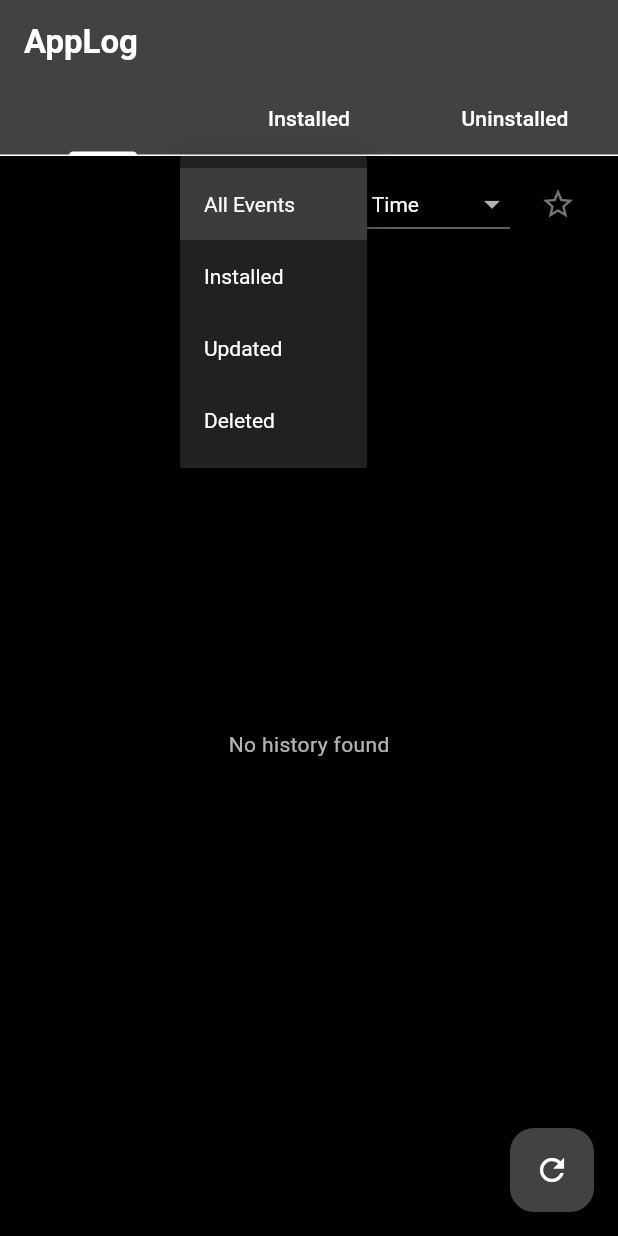
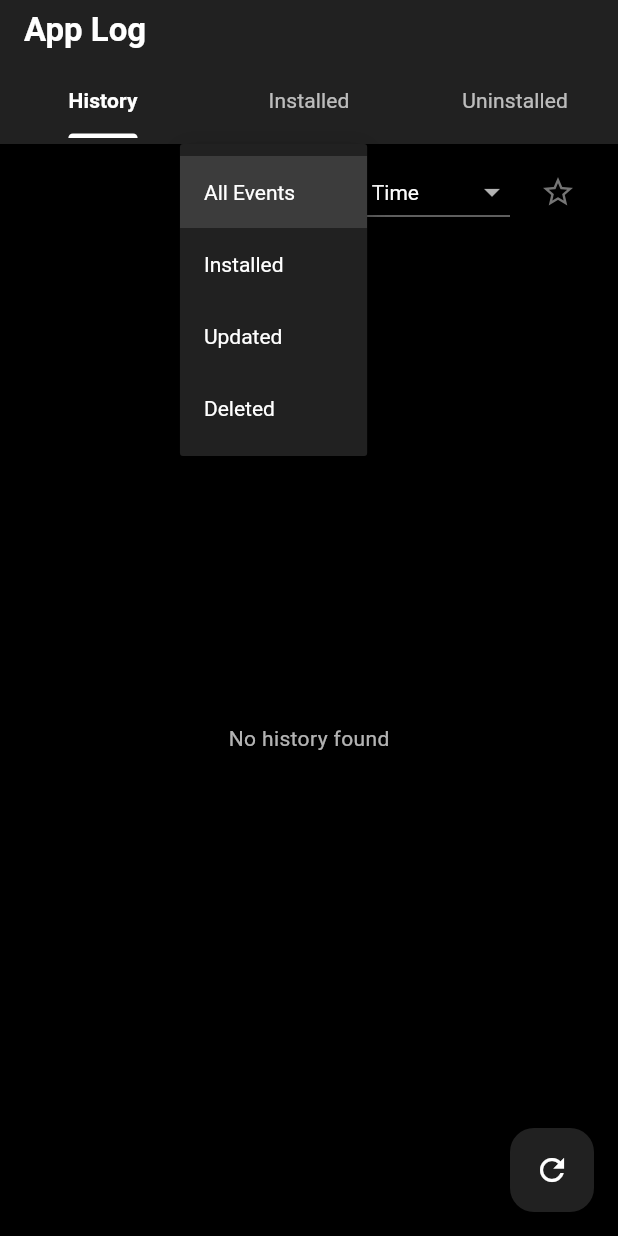
Before and after one commit to sharaftien/applog, a Flutter app: the screen it shows after launch, after a tap on "All Events", on a phone screen of 412 x 824 dp. Run offline on Flutter 3.47's test engine with Material 3 defaults, Android fonts, the phone set to English and light mode, and no system bars; our stand-ins replace shared_preferences, sqflite; missing offline and left inert: device_apps; accounts and stored records are empty.

Commit message:
UI changes

```diff
--- a/lib/main.dart
+++ b/lib/main.dart
@@ -210,12 +210,12 @@ class MyApp extends StatelessWidget {
   @override
   Widget build(BuildContext context) {
     return MaterialApp(
-      title: 'AppLog',
+      title: 'App Log',
       theme: ThemeData.dark().copyWith(
         scaffoldBackgroundColor: Colors.black,
-        primaryColor: Colors.grey[800]!,
+        primaryColor: Colors.grey[900]!,
         colorScheme: ColorScheme.dark(
-          primary: Colors.grey[800]!,
+          primary: Colors.grey[900]!,
           onPrimary: Colors.white,
           surface: Colors.black,
           onSurface: Colors.white,
@@ -229,20 +229,28 @@ class MyApp extends StatelessWidget {
           ),
         ),
         cardTheme: CardTheme(
-          color: Colors.grey[900],
+          color: Colors.grey[850],
           elevation: 2,
           shape: RoundedRectangleBorder(borderRadius: BorderRadius.circular(8)),
         ),
         appBarTheme: AppBarTheme(
-          backgroundColor: Colors.grey[800],
+          backgroundColor: Colors.grey[900],
           foregroundColor: Colors.white,
         ),
+        tabBarTheme: TabBarTheme(
+          labelColor: Colors.white,
+          unselectedLabelColor: Colors.white70,
+          indicatorColor: Colors.white, // Keep tab indicator
+          dividerColor: Colors.transparent, // Remove divider line across screen
+          labelStyle: TextStyle(fontWeight: FontWeight.bold),
+          unselectedLabelStyle: TextStyle(fontWeight: FontWeight.normal),
+        ),
         floatingActionButtonTheme: FloatingActionButtonThemeData(
-          backgroundColor: Colors.grey[800],
+          backgroundColor: Colors.grey[900],
           foregroundColor: Colors.white,
         ),
       ),
-      home: const MainPage(),
+      home: MainPage(),
     );
   }
 }
@@ -344,9 +352,12 @@ class _MainPageState extends State<MainPage>
       length: 3,
       child: Scaffold(
         appBar: AppBar(
-          title: const Text('AppLog'),
-          bottom: const TabBar(
-            tabs: [
+          title: const Text('App Log'),
+          titleSpacing: 16.0,
+          toolbarHeight: 48.0,
+          bottom: TabBar(
+            padding: const EdgeInsets.only(top: 4.0, bottom: 4.0),
+            tabs: const [
               Tab(text: 'History'),
               Tab(text: 'Installed'),
               Tab(text: 'Uninstalled'),
@@ -368,7 +379,7 @@ class _MainPageState extends State<MainPage>
               child: FloatingActionButton(
                 onPressed: isRefreshing ? null : _fetchApps,
                 backgroundColor:
-                    isRefreshing ? Colors.grey[600] : Colors.grey[800],
+                    isRefreshing ? Colors.grey[600] : Colors.grey[900],
                 child: RotationTransition(
                   turns: Tween(begin: 0.0, end: 1.0).animate(_controller!),
                   child: const Icon(Icons.refresh, color: Colors.white),
--- a/lib/screens/history_page.dart
+++ b/lib/screens/history_page.dart
@@ -52,7 +52,7 @@ class _HistoryPageState extends State<HistoryPage>
         });
       }
     } catch (e) {
-      print('Error loading history logs: $e');
+      print('Fetching history... $e');
       if (mounted) {
         ScaffoldMessenger.of(
           context,
```
Also changed, not shown: lib/database/database_helper.dart (+11 -12 lines).
